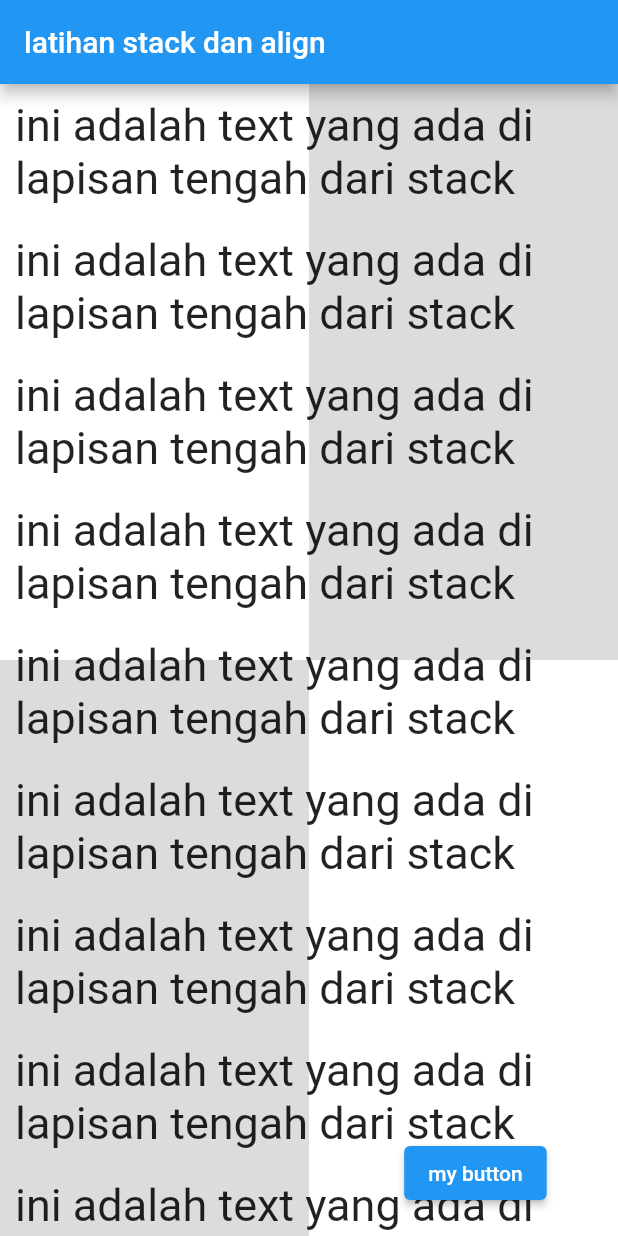
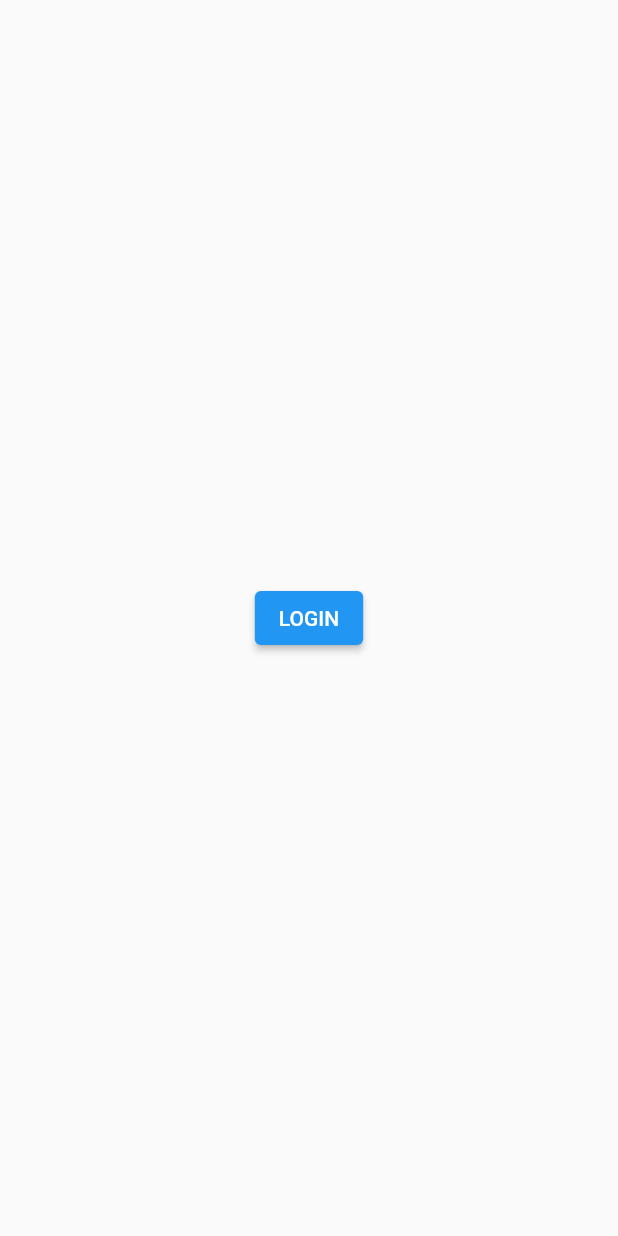
Before and after one commit to ikhsan15/my-flutter, a Flutter app: the screen it shows after launch, on a phone screen of 412 x 824 dp. Run offline on Flutter 3.47's test engine with Material 2 defaults, Android fonts, the phone set to English and light mode, and no system bars.

Commit message:
navigasi multi page screen

```diff
--- /dev/null
+++ b/flutterku/lib/login_page.dart
@@ -0,0 +1,22 @@
+import 'package:flutter/material.dart';
+import 'package:flutterku/main_page.dart';
+
+class LoginPage extends StatelessWidget {
+  const LoginPage({Key? key}) : super(key: key);
+
+  @override
+  Widget build(BuildContext context) {
+    return Scaffold(
+      body: Center(
+        child: ElevatedButton(
+            onPressed: () {
+              Navigator.pushReplacement(context,
+                  MaterialPageRoute(builder: (context) {
+                return MainPage();
+              }));
+            },
+            child: Text("LOGIN")),
+      ),
+    );
+  }
+}
--- a/flutterku/lib/main.dart
+++ b/flutterku/lib/main.dart
@@ -1,6 +1,5 @@
-// ignore_for_file: prefer_const_literals_to_create_immutables
-
 import 'package:flutter/material.dart';
+import 'package:flutterku/login_page.dart';
 
 void main() {
   runApp(const MyApp());
@@ -13,146 +12,7 @@
   Widget build(BuildContext context) {
     return MaterialApp(
       debugShowCheckedModeBanner: false,
-      home: Scaffold(
-        appBar: AppBar(
-          title: const Text("latihan stack dan align"),
-        ),
-        body: Stack(
-          children: [
-            //background
-            Column(
-              children: [
-                Flexible(
-                  flex: 1,
-                  child: Row(
-                    children: [
-                      Flexible(
-                        flex: 1,
-                        child: Container(
-                          color: Colors.white,
-                        ),
-                      ),
-                      Flexible(
-                        flex: 1,
-                        child: Container(
-                          color: Colors.black12,
-                        ),
-                      ),
-                    ],
-                  ),
-                ),
-                Flexible(
-                  flex: 1,
-                  child: Row(
-                    children: [
-                      Flexible(
-                        flex: 1,
-                        child: Container(
-                          color: Colors.black12,
-                        ),
-                      ),
-                      Flexible(
-                        flex: 1,
-                        child: Container(
-                          color: Colors.white,
-                        ),
-                      ),
-                    ],
-                  ),
-                ),
-              ],
-            ),
-            // listview
-            ListView(
-              children: [
-                Column(
-                  children: [
-                    Container(
-                      margin: const EdgeInsets.all(10),
-                      child: const Text(
-                        "ini adalah text yang ada di lapisan tengah dari stack",
-                        style: TextStyle(fontSize: 30),
-                      ),
-                    ),
-                    Container(
-                      margin: const EdgeInsets.all(10),
-                      child: const Text(
-                        "ini adalah text yang ada di lapisan tengah dari stack",
-                        style: TextStyle(fontSize: 30),
-                      ),
-                    ),
-                    Container(
-                      margin: const EdgeInsets.all(10),
-                      child: const Text(
-                        "ini adalah text yang ada di lapisan tengah dari stack",
-                        style: TextStyle(fontSize: 30),
-                      ),
-                    ),
-                    Container(
-                      margin: const EdgeInsets.all(10),
-                      child: const Text(
-                        "ini adalah text yang ada di lapisan tengah dari stack",
-                        style: TextStyle(fontSize: 30),
-                      ),
-                    ),
-                    Container(
-                      margin: const EdgeInsets.all(10),
-                      child: const Text(
-                        "ini adalah text yang ada di lapisan tengah dari stack",
-                        style: TextStyle(fontSize: 30),
-                      ),
-                    ),
-                    Container(
-                      margin: const EdgeInsets.all(10),
-                      child: const Text(
-                        "ini adalah text yang ada di lapisan tengah dari stack",
-                        style: TextStyle(fontSize: 30),
-                      ),
-                    ),
-                    Container(
-                      margin: const EdgeInsets.all(10),
-                      child: const Text(
-                        "ini adalah text yang ada di lapisan tengah dari stack",
-                        style: TextStyle(fontSize: 30),
-                      ),
-                    ),
-                    Container(
-                      margin: const EdgeInsets.all(10),
-                      child: const Text(
-                        "ini adalah text yang ada di lapisan tengah dari stack",
-                        style: TextStyle(fontSize: 30),
-                      ),
-                    ),
-                    Container(
-                      margin: const EdgeInsets.all(10),
-                      child: const Text(
-                        "ini adalah text yang ada di lapisan tengah dari stack",
-                        style: TextStyle(fontSize: 30),
-                      ),
-                    ),
-                    Container(
-                      margin: const EdgeInsets.all(10),
-                      child: const Text(
-                        "ini adalah text yang ada di lapisan tengah dari stack",
-                        style: TextStyle(fontSize: 30),
-                      ),
-                    ),
-                  ],
-                ),
-              ],
-            ),
-            // button
-            Align(
-              // alignment: Alignment.bottomCenter,
-              alignment: Alignment(0.7, 0.95),
-              child: ElevatedButton(
-                onPressed: () {},
-                child: const Text("my button"),
-              ),
-            ),
-          ],
-        ),
-      ),
+      home: LoginPage(),
     );
   }
 }
--- /dev/null
+++ b/flutterku/lib/main_page.dart
@@ -0,0 +1,25 @@
+import 'package:flutter/material.dart';
+import 'package:flutterku/second_page.dart';
+
+class MainPage extends StatelessWidget {
+  const MainPage({Key? key}) : super(key: key);
+
+  @override
+  Widget build(BuildContext context) {
+    return Scaffold(
+      appBar: AppBar(
+        title: Text("Main Page"),
+      ),
+      body: Center(
+        child: ElevatedButton(
+          child: Text("go to second page"),
+          onPressed: () {
+            Navigator.push(context, MaterialPageRoute(builder: (context) {
+              return SecondPage();
+            }));
+          },
+        ),
+      ),
+    );
+  }
+}
--- /dev/null
+++ b/flutterku/lib/second_page.dart
@@ -0,0 +1,22 @@
+import 'package:flutter/material.dart';
+
+class SecondPage extends StatelessWidget {
+  const SecondPage({Key? key}) : super(key: key);
+
+  @override
+  Widget build(BuildContext context) {
+    return Scaffold(
+      appBar: AppBar(
+        title: Text("Second Page"),
+      ),
+      body: Center(
+        child: ElevatedButton(
+          child: Text("back"),
+          onPressed: () {
+            Navigator.pop(context);
+          },
+        ),
+      ),
+    );
+  }
+}
```
